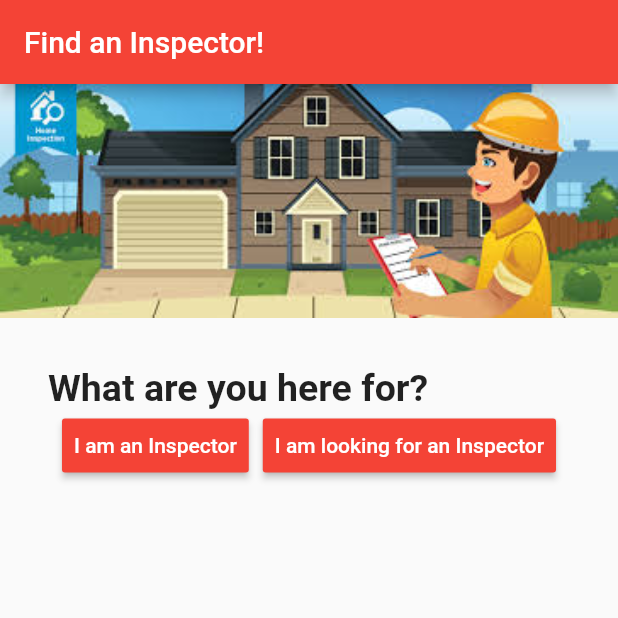
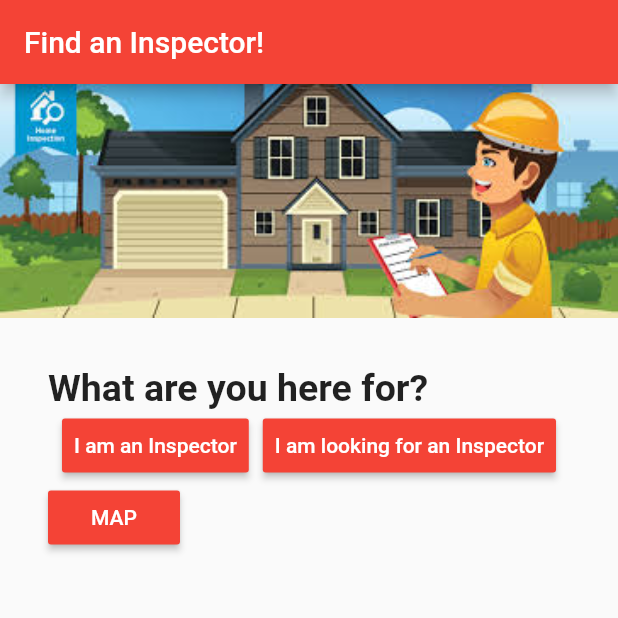
Before and after one commit to KenKhor/Hackathon2019, a Flutter app: the screen it shows after launch, on a phone screen of 412 x 824 dp, the top half of it. Run offline on Flutter 3.47's test engine with Material 2 defaults, Android fonts, the phone set to English and light mode, and no system bars.

```diff
--- a/hackthon_2019/lib/main.dart
+++ b/hackthon_2019/lib/main.dart
@@ -118,6 +118,22 @@ class _MyHomePageState extends State<MyHomePage> {
                   onPressed: _reset,
                   child: new Text("I am looking for an Inspector"),
                 ),
+              ]
+          ),
+          Row(
+            children: <Widget>[
+              new RaisedButton(
+                padding:const EdgeInsets.all(8.0),
+                textColor: Colors.white,
+                color: Colors.red,
+                onPressed: () {
+                  Navigator.push(
+                    context,
+                    MaterialPageRoute(builder: (context) => ThirdRoute()),
+                  );
+                },
+                child: new Text("MAP"),
+              ),
             ],
           ),
         ],
@@ -197,8 +213,7 @@ class _InspectorFormState extends State<InspectorForm> {
   }
 
   void submit() {
-    inspector[int.parse(postcodeController.text)] = nameController.text;
-    print(inspector[int.parse(postcodeController.text)]);
+
   }
   @override
   Widget build(BuildContext context) {
@@ -241,7 +256,7 @@ class _InspectorFormState extends State<InspectorForm> {
                 padding: const EdgeInsets.all(4.0),
                 textColor: Colors.white,
                 color: Colors.blue,
-                onPressed: empty,
+                onPressed: submit,
                 child: new Text("Submit"),
               ),
               new RaisedButton(
@@ -260,3 +275,29 @@ class _InspectorFormState extends State<InspectorForm> {
     return null;
   }
 }
+
+class ThirdRoute extends StatelessWidget {
+  @override
+  Widget build(BuildContext context) {
+    return MaterialApp(
+      title: 'Inspector Information',
+      home: InspectorForm(),
+    );
+  }
+/*{
+    return Scaffold(
+      appBar: AppBar(
+        title: Text("Second Route"),
+      ),
+      body: Center(
+        child: RaisedButton(
+          onPressed: () {
+            Navigator.pop(context);
+            // Navigate back to first route when tapped.
+          },
+          child: Text('Go back!'),
+        ),
+      ),
+    );
+  }*/
+}
```
Lines whose indentation alone changed are shown as unchanged.
